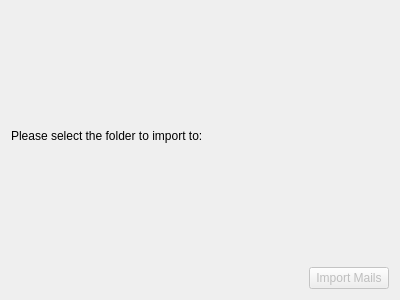
The window that importwizard/ui/autodetect/importmailpage.ui (KDE/kdepim) describes before a commit, drawn with Qt 5.
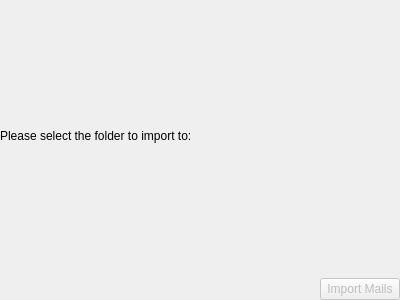
The same window after the commit. Custom widgets are drawn as their Qt base class.

Commit message: Remove duplicate margin

What changed in the file:
```diff
--- a/importwizard/ui/autodetect/importmailpage.ui
+++ b/importwizard/ui/autodetect/importmailpage.ui
@@ -11,6 +11,18 @@
    </rect>
   </property>
   <layout class="QVBoxLayout" name="verticalLayout">
+   <property name="leftMargin">
+    <number>0</number>
+   </property>
+   <property name="topMargin">
+    <number>0</number>
+   </property>
+   <property name="rightMargin">
+    <number>0</number>
+   </property>
+   <property name="bottomMargin">
+    <number>0</number>
+   </property>
    <item>
     <widget class="MailImporter::ImportMailsWidget" name="mMailImporterWidget" native="true"/>
    </item>
```
The commit also changes 9 other files.
